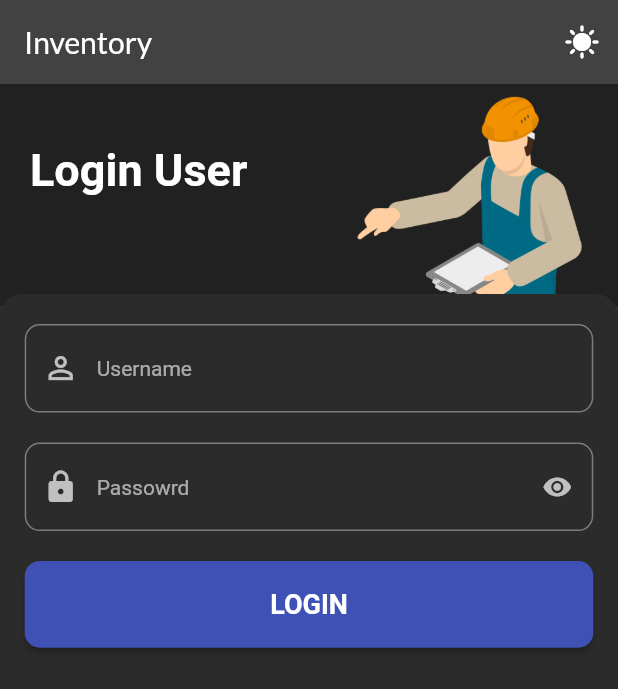
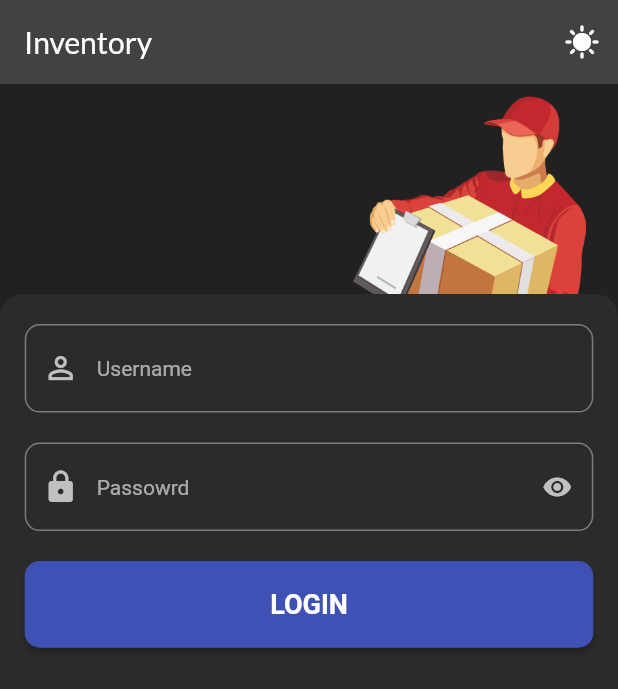
Before and after one commit to faridistiqlal/inventory_app, a Flutter app: the screen it shows after launch, on a phone screen of 412 x 824 dp. Shown: the top 689 px of the screen. Run offline on Flutter 3.47's test engine with Material 2 defaults, Android fonts, the phone set to English and light mode, and no system bars; our stand-ins replace google_fonts, package_info_plus, shared_preferences.

Commit message:
disable text login in header

```diff
--- a/lib/class/header_login.dart
+++ b/lib/class/header_login.dart
@@ -19,7 +19,7 @@ class HeaderLogin extends StatelessWidget {
           builder: (context, notifier, child) => notifier.darkTheme
               ? Container(
                   width: mediaQueryData.size.width,
-                  height: mediaQueryData.size.height * 0.18,
+                  height: mediaQueryData.size.height * 0.2,
                   decoration: const BoxDecoration(
                     color: Color.fromARGB(255, 34, 33, 33),
                     // borderRadius: BorderRadius.all(Radius.circular(20.0)),
@@ -27,31 +27,31 @@ class HeaderLogin extends StatelessWidget {
                 )
               : Container(
                   width: mediaQueryData.size.width,
-                  height: mediaQueryData.size.height * 0.18,
+                  height: mediaQueryData.size.height * 0.2,
                   decoration: const BoxDecoration(
                     color: Colors.amber,
                     // borderRadius: BorderRadius.all(Radius.circular(20.0)),
                   ),
                 ),
         ),
-        Padding(
-          padding: const EdgeInsets.symmetric(
-            vertical: defaultPadding * 4,
-            horizontal: defaultPadding * 2,
-          ),
-          child: Text(
-            "Login User",
-            style: Theme.of(context).textTheme.headline5?.copyWith(
-                // color: ,
-                fontWeight: FontWeight.w700,
-                fontSize: 30),
-          ),
-        ),
+        // Padding(
+        //   padding: const EdgeInsets.symmetric(
+        //     vertical: defaultPadding * 4,
+        //     horizontal: defaultPadding * 2,
+        //   ),
+        //   child: Text(
+        //     "Login User",
+        //     style: Theme.of(context).textTheme.headline5?.copyWith(
+        //         // color: ,
+        //         fontWeight: FontWeight.w700,
+        //         fontSize: 30),
+        //   ),
+        // ),
         Positioned(
           top: mediaQueryData.size.height * 0.01,
           left: mediaQueryData.size.height * 0.03,
           child: Image.asset(
-            'assets/logo/person1.png',
+            'assets/logo/person2.png',
             width: mediaQueryData.size.height * 0.7,
             height: mediaQueryData.size.width * 0.7,
           ),
```
